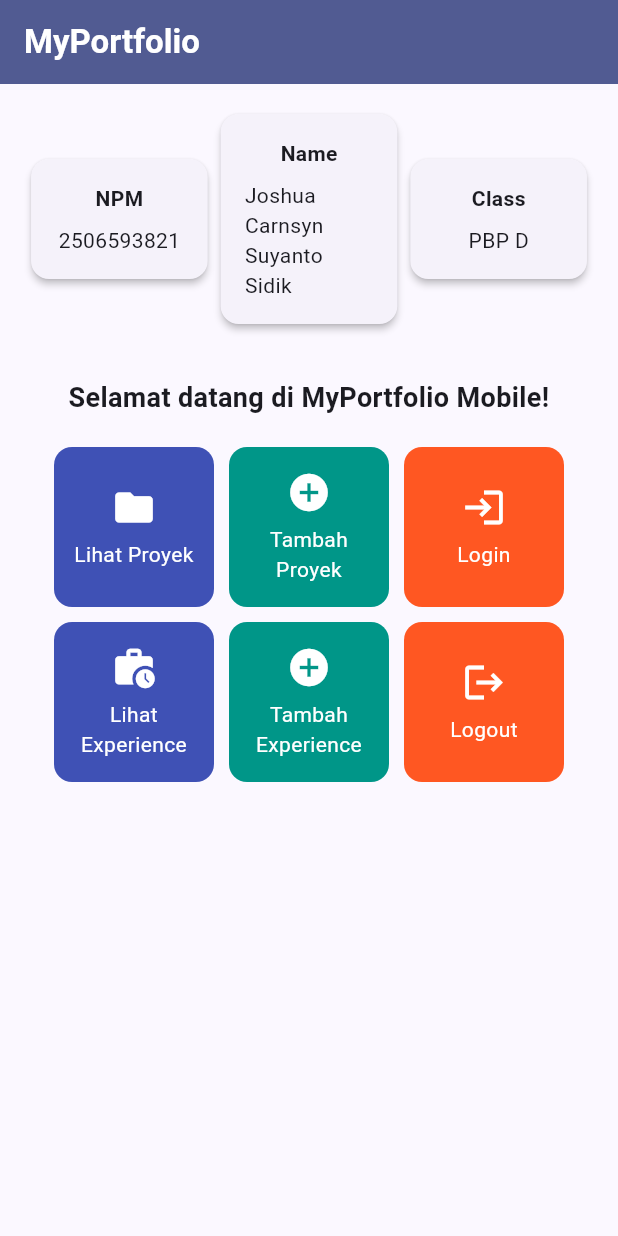
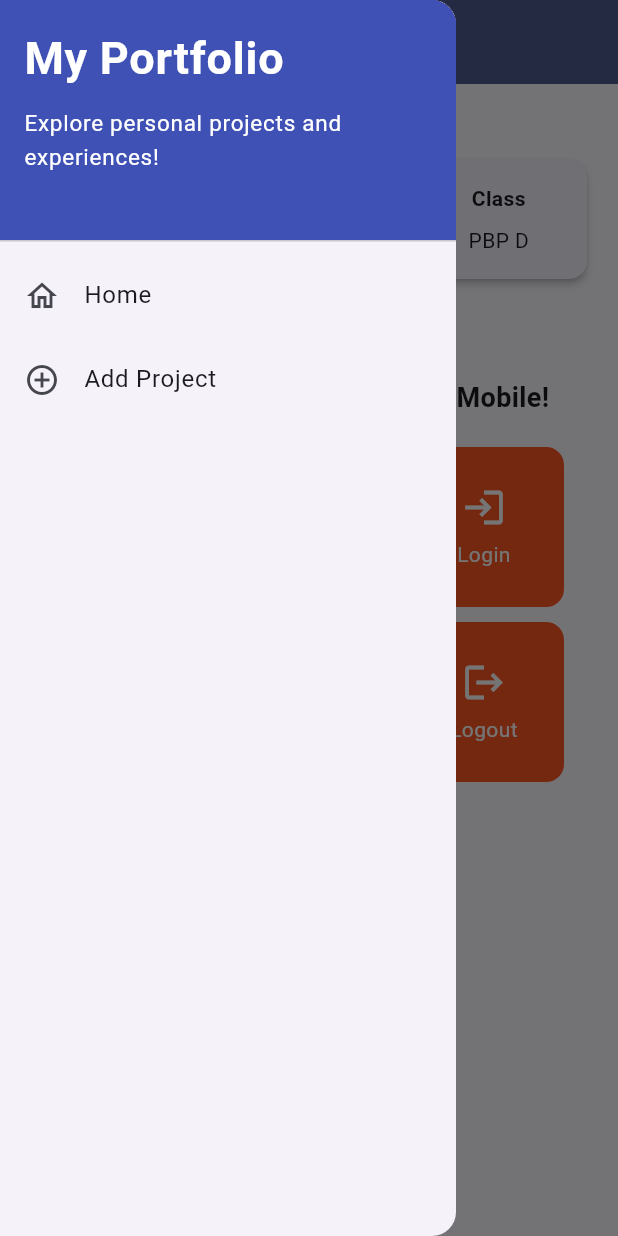
Before and after one commit to J0CSS/myportofolio_mobile, a Flutter app: the screen it shows after launch, with the side drawer open (before the commit the screen has no drawer), on a phone screen of 412 x 824 dp. Run offline on Flutter 3.47's test engine with Material 3 defaults, Android fonts, the phone set to English and light mode, and no system bars; our stand-ins replace material_ui.

Commit message:
feat: add drawer menu, navigations, add project form, and refactor file

```diff
--- a/lib/main.dart
+++ b/lib/main.dart
@@ -1,5 +1,5 @@
-import 'package:flutter/material.dart';
-import 'package:myportofolio_mobile/menu.dart';
+import 'package:material_ui/material_ui.dart';
+import 'package:myportofolio_mobile/screens/menu.dart';
 
 void main() {
   runApp(const MyApp());
--- a/lib/menu.dart
+++ b/lib/screens/menu.dart
@@ -1,4 +1,6 @@
-import 'package:flutter/material.dart';
+import 'package:material_ui/material_ui.dart';
+import 'package:myportofolio_mobile/widgets/left_drawer.dart';
+import 'package:myportofolio_mobile/widgets/project_card.dart';
 
 class MyHomePage extends StatelessWidget {
   MyHomePage({super.key});
@@ -30,7 +32,9 @@ class MyHomePage extends StatelessWidget {
           ),
         ),
         backgroundColor: Theme.of(context).colorScheme.primary,
+        iconTheme: const IconThemeData(color: Colors.white)
       ),
+      drawer: const LeftDrawer(),
       // Body halaman utama dengan padding di sekelilingnya.
       body: ListView(
         padding: const EdgeInsets.all(16.0),
@@ -106,50 +110,3 @@ class ItemHomepage {
 
   ItemHomepage(this.name, this.icon, this.backgroundColor);
 }
-
-class ItemCard extends StatelessWidget {
-  final ItemHomepage item;
-
-  const ItemCard(this.item, {super.key});
-
-  @override
-  Widget build(BuildContext context) {
-    return Material(
-      // Menggunakan warna dari backgroundColor item.
-      color: item.backgroundColor,
-      borderRadius: BorderRadius.circular(12),
-      child: InkWell(
-        // Aksi ketika kartu ditekan oleh pengguna.
-        onTap: () {
-          // Menampilkan SnackBar dengan pesan interaktif.
-          ScaffoldMessenger.of(context)
-            ..hideCurrentSnackBar()
-            ..showSnackBar(
-              SnackBar(content: Text("Kamu telah menekan tombol ${item.name}!"))
-            );
-        },
-        child: Container(
-          padding: const EdgeInsets.all(8),
-          child: Center(
-            child: Column(
-              mainAxisAlignment: MainAxisAlignment.center,
-              children: [
-                Icon(
-                  item.icon,
-                  color: Colors.white,
-                  size: 30.0,
-                ),
-                const Padding(padding: EdgeInsets.all(3)),
-                Text(
-                  item.name,
-                  textAlign: TextAlign.center,
-                  style: const TextStyle(color: Colors.white),
-                ),
-              ],
-            ),
-          ),
-        ),
-      ),
-    );
-  }
-}
--- /dev/null
+++ b/lib/widgets/left_drawer.dart
@@ -0,0 +1,72 @@
+import 'package:material_ui/material_ui.dart';
+import 'package:myportofolio_mobile/screens/menu.dart';
+import 'package:myportofolio_mobile/screens/project_form.dart';
+
+class LeftDrawer extends StatelessWidget {
+  const LeftDrawer({super.key});
+
+  @override
+  Widget build(BuildContext context) {
+    return Drawer(
+      child: ListView(
+        children: [
+          const DrawerHeader(
+            decoration: BoxDecoration(
+              color: Colors.indigo,
+            ),
+            child: Column(
+              crossAxisAlignment: CrossAxisAlignment.start,
+              children: [
+                Text(
+                  'My Portfolio',
+                  style: TextStyle(
+                    fontSize: 30,
+                    fontWeight: FontWeight.bold,
+                    color: Colors.white,
+                  ),
+                ),
+                SizedBox(height: 10),
+                Text(
+                  'Explore personal projects and experiences!',
+                  style: TextStyle(
+                    fontSize: 15,
+                    color: Colors.white,
+                  ),
+                ),
+              ],
+            ),
+          ),
+          ListTile(
+            leading: const Icon(Icons.home_outlined),
+            title: const Text('Home'),
+            // Navigasi ke halaman utama portofolio
+            onTap: () {
+              Navigator.pushReplacement(
+                context,
+                MaterialPageRoute(
+                  builder: (context) => MyHomePage(),
+                ),
+              );
+            },
+          ),
+          ListTile(
+            leading: const Icon(Icons.add_circle_outline),
+            title: const Text('Add Project'),
+            // Navigasi ke halaman tambah proyek
+            onTap: () {
+              /*
+              TODO: Buatlah routing ke halaman ProjectFormPage yang akan dibuat nanti.
+              */
+              Navigator.pushReplacement(
+                context,
+                MaterialPageRoute(
+                  builder: (context) => ProjectFormPage(),
+                ),
+              );
+            },
+          ),
+        ],
+      ),
+    );
+  }
+}
--- /dev/null
+++ b/lib/widgets/project_card.dart
@@ -0,0 +1,61 @@
+import 'package:material_ui/material_ui.dart';
+import 'package:myportofolio_mobile/screens/menu.dart';
+import 'package:myportofolio_mobile/screens/project_form.dart';
+
+class ItemCard extends StatelessWidget {
+  final ItemHomepage item;
+
+  const ItemCard(this.item, {super.key});
+
+  @override
+  Widget build(BuildContext context) {
+    return Material(
+      // Menggunakan warna dari backgroundColor item.
+      color: item.backgroundColor,
+      borderRadius: BorderRadius.circular(12),
+      child: InkWell(
+        // Aksi ketika kartu ditekan oleh pengguna.
+        onTap: () {
+          // Menampilkan SnackBar dengan pesan interaktif.
+          ScaffoldMessenger.of(context)
+            ..hideCurrentSnackBar()
+            ..showSnackBar(
+              SnackBar(content: Text("Kamu telah menekan tombol ${item.name}!"))
+            );
+
+          // Navigate ke halaman yang sesuai
+          if (item.name == "Tambah Proyek") {
+            // TODO: Gunakan Navigator.push() untuk melakukan navigasi ke MaterialPageRoute yang mencakup ProjectFormPage
+            Navigator.push(
+                context,
+                MaterialPageRoute(
+                  builder: (context) => ProjectFormPage(),
+                ),
+              );
+          }
+        },
+        child: Container(
+          padding: const EdgeInsets.all(8),
+          child: Center(
+            child: Column(
+              mainAxisAlignment: MainAxisAlignment.center,
+              children: [
+                Icon(
+                  item.icon,
+                  color: Colors.white,
+                  size: 30.0,
+                ),
+                const Padding(padding: EdgeInsets.all(3)),
+                Text(
+                  item.name,
+                  textAlign: TextAlign.center,
+                  style: const TextStyle(color: Colors.white),
+                ),
+              ],
+            ),
+          ),
+        ),
+      ),
+    );
+  }
+}
```
Also changed, not shown: lib/screens/project_form.dart (added, +216 -0 lines).
